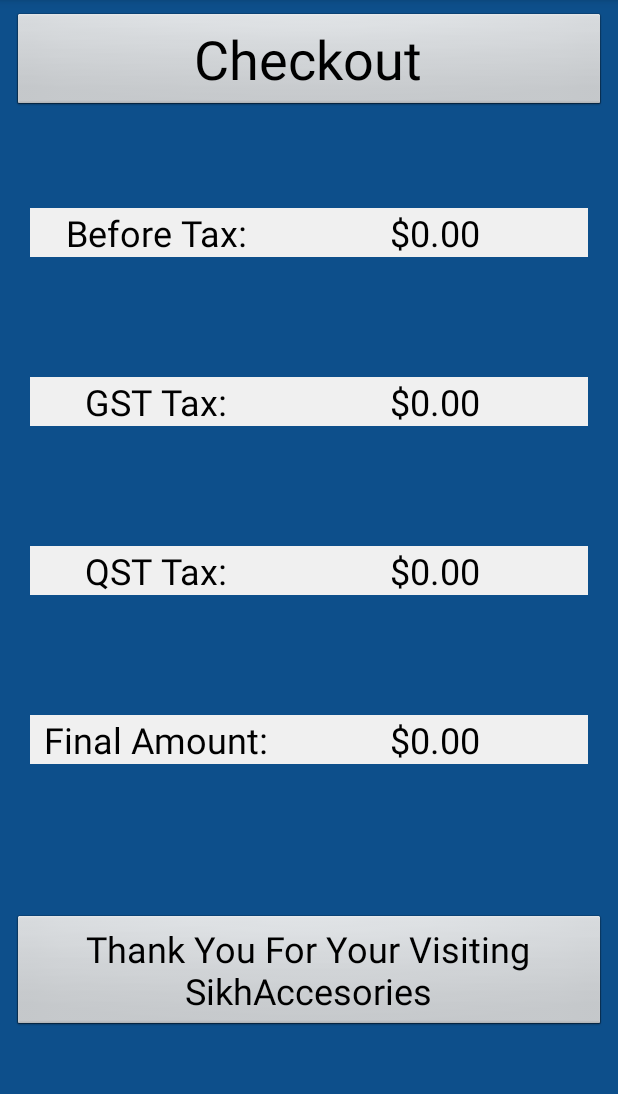
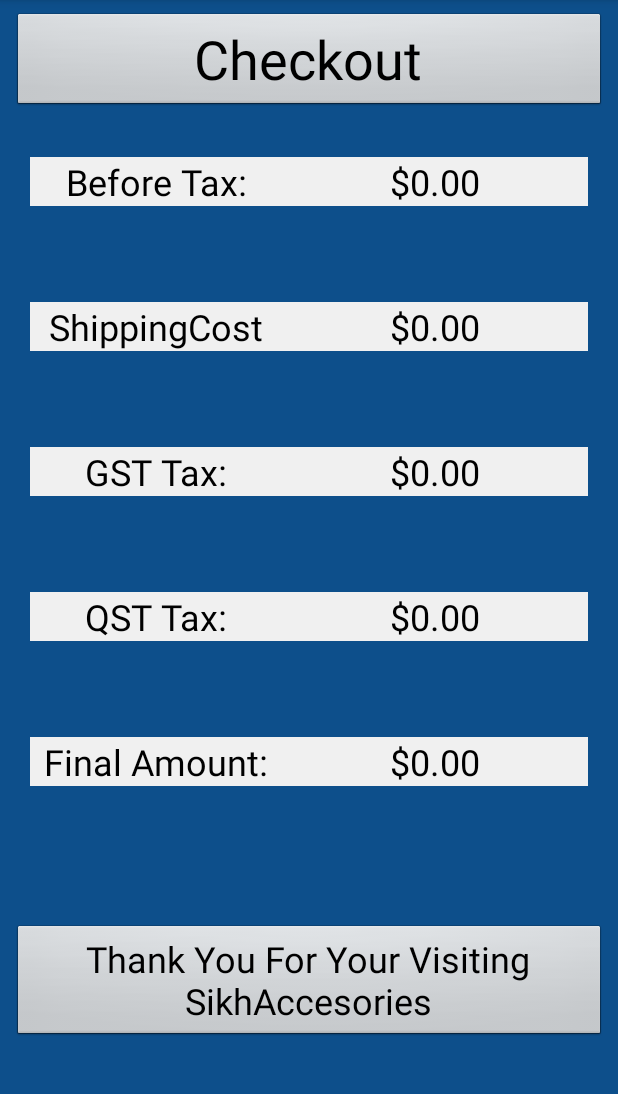
Before and after one commit to JassMTL/SinghNicerShop, an Android app: the CheckoutActivity screen opened directly, with no data from a screen before it, on a phone screen of 412 x 824 dp, the part 84-1178 px from its top. Run offline under Robolectric (Android 15) with nearby library versions, the phone set to English and light mode, and no system bars.

Commit message:
Finished with checkout. NEED TO FINISH IMPLETING THE MENU

```diff
--- a/app/src/main/java/com/example/singhnicershop/CheckoutActivity.java
+++ b/app/src/main/java/com/example/singhnicershop/CheckoutActivity.java
@@ -12,6 +12,7 @@ public class CheckoutActivity extends AppCompatActivity {
     private TextView showGst;
     private TextView showQst;
     private TextView showFinalPrice;
+    private TextView showShipping;
     @Override
     protected void onCreate(Bundle savedInstanceState) {
         super.onCreate(savedInstanceState);
@@ -21,8 +22,6 @@ public class CheckoutActivity extends AppCompatActivity {
 
         double subtotal = intent.getDoubleExtra(MenuActivity.SUBTOTALTAG,0);
         double shipping = intent.getDoubleExtra(MenuActivity.SHIPPINGTAG,0);
-        //String subtotalStr = intent.getStringExtra(MenuActivity.SUBTOTALTAG,0);
-        //String shippingStr =intent.getStringExtra(MenuActivity.SHIPPINGTAG);
 
         Log.d("subtotal",""+subtotal);
         showTax(subtotal,shipping);
@@ -33,14 +32,18 @@ public class CheckoutActivity extends AppCompatActivity {
         showGst = (TextView) findViewById(R.id.valGst);
         showQst = (TextView) findViewById(R.id.valQst);
         showFinalPrice = (TextView) findViewById(R.id.valFinal);
+        showShipping = (TextView) findViewById(R.id.valShipping);
 
-        double valueGst = subtotal * 0.05;
-        double valueQst = subtotal * 0.09975;
-        double finalPrice = subtotal + valueGst + valueQst;
+        //subtotal +=shipping;
+        double finalSubtotal = subtotal + shipping;
+        double valueGst = finalSubtotal * 0.05;
+        double valueQst = finalSubtotal * 0.09975;
+        double finalPrice = finalSubtotal + valueGst + valueQst;
 
         showSubtotal.setText(String.format("$%.2f",subtotal));
         showGst.setText(String.format("$%.2f",valueGst));
         showQst.setText(String.format("$%.2f",valueQst));
         showFinalPrice.setText(String.format("$%.2f",finalPrice));
+        showShipping.setText(String.format("$%.2f",shipping));
     }
 }
--- a/app/src/main/java/com/example/singhnicershop/MenuActivity.java
+++ b/app/src/main/java/com/example/singhnicershop/MenuActivity.java
@@ -27,10 +27,12 @@ public class MenuActivity extends AppCompatActivity {
     private final LinkedList<ShoppingItems> mList = new LinkedList<>();
     private RecyclerView mRecyclerView;
     private ProductAdapter mAdapter;
-    double shippingCost = 0;
+    double shippingCost;
     @Override
     protected void onCreate(Bundle savedInstanceState) {
         super.onCreate(savedInstanceState);
+
+        shippingCost = 0;
         setContentView(R.layout.activity_menu);
         Toolbar toolbar = findViewById(R.id.toolbar);
         setSupportActionBar(toolbar);
@@ -54,9 +56,9 @@ public class MenuActivity extends AppCompatActivity {
                         switch (position){
                             case 0: shippingCost += 50;
                             break;
-                            case 1: shippingCost += 50;
+                            case 1: shippingCost += 10;
                             break;
-                            case 2: shippingCost += 50;
+                            case 2: shippingCost += 0;
                             break;
 
                         }
@@ -132,7 +134,7 @@ public class MenuActivity extends AppCompatActivity {
             totalSubtotal += Double.parseDouble(mList.get(i).getSubtotal());
         }
         Intent intent = new Intent(this, CheckoutActivity.class);
-        Log.d("lenght",""+totalSubtotal);
+        Log.d("lenght",""+shippingCost);
 
         intent.putExtra(SHIPPINGTAG, shippingCost);
         intent.putExtra(SUBTOTALTAG, totalSubtotal);
--- a/app/src/main/java/com/example/singhnicershop/ProductAdapter.java
+++ b/app/src/main/java/com/example/singhnicershop/ProductAdapter.java
@@ -66,30 +66,26 @@ public class ProductAdapter extends RecyclerView.Adapter<ProductAdapter.ProductV
         Button increase;
         Button decrease;
         CardView cardView;
-        int mPosition = getLayoutPosition();
-        //String element = mdata.get(mPosition);
+        //int mPosition = getLayoutPosition();
+        int mPosition;
 
         public ProductViewHolder(@NonNull View itemView, ProductAdapter adapter) {
             super(itemView);
             this.mAdapter = adapter;
 
             cardView = itemView.findViewById(R.id.cardView);
-
             title_textView = itemView.findViewById(R.id.title_textview);
             price_textView = itemView.findViewById(R.id.price_textview);
             description_textView = itemView.findViewById(R.id.description);
             quantity_textView = itemView.findViewById(R.id.amount);
             image = itemView.findViewById(R.id.pictureView);
             subtotal_textView = itemView.findViewById(R.id.subtotal);
-
             increase = itemView.findViewById(R.id.increaseButton);
             decrease = itemView.findViewById(R.id.decreaseButton);
-
-
+            int mPosition = getLayoutPosition();
 
             increase.setOnClickListener(this);
             decrease.setOnClickListener(this);
-            //itemView.setOnClickListener(this);
         }
 
         @Override
@@ -103,12 +99,12 @@ public class ProductAdapter extends RecyclerView.Adapter<ProductAdapter.ProductV
             switch (v.getId()){
                 case R.id.increaseButton:
                     quantity++;
-                    Log.d(TAG,"Increased pressed");
+                    Log.d(TAG,"Increase pressed, "+sample.getTitle() +", "+ sample.getPrice());
                     break;
                 case R.id.decreaseButton:
                     if(quantity > 0)
                         quantity--;
-                    Log.d(TAG,"Decrease pressed");
+                    Log.d(TAG,"Decrease pressed, "+sample.getTitle() +", "+ sample.getPrice());
                     break;
             }
 
--- a/app/src/main/res/layout/activity_checkout.xml
+++ b/app/src/main/res/layout/activity_checkout.xml
@@ -12,7 +12,7 @@
         android:layout_width="168dp"
         android:layout_height="wrap_content"
         android:layout_marginStart="20dp"
-        android:layout_marginTop="80dp"
+        android:layout_marginTop="64dp"
         android:background="#F0F0F0"
         android:ems="10"
         android:text="@string/gst_tax"
@@ -22,14 +22,14 @@
         app:layout_constraintEnd_toEndOf="parent"
         app:layout_constraintHorizontal_bias="0.0"
         app:layout_constraintStart_toStartOf="parent"
-        app:layout_constraintTop_toBottomOf="@+id/strBeforeTax" />
+        app:layout_constraintTop_toBottomOf="@+id/strPlusShipping" />
 
     <TextView
         android:id="@+id/strFinal"
         android:layout_width="168dp"
         android:layout_height="wrap_content"
         android:layout_marginStart="20dp"
-        android:layout_marginTop="80dp"
+        android:layout_marginTop="64dp"
         android:background="#F0F0F0"
         android:ems="10"
         android:text="@string/final_amount"
@@ -46,7 +46,7 @@
         android:layout_width="168dp"
         android:layout_height="wrap_content"
         android:layout_marginStart="20dp"
-        android:layout_marginTop="64dp"
+        android:layout_marginTop="30dp"
         android:background="#F0F0F0"
         android:ems="10"
         android:text="@string/before_tax"
@@ -57,6 +57,23 @@
         app:layout_constraintHorizontal_bias="0.0"
         app:layout_constraintStart_toStartOf="parent"
         app:layout_constraintTop_toBottomOf="@+id/checkoutMessage" />
+
+    <TextView
+        android:id="@+id/strPlusShipping"
+        android:layout_width="168dp"
+        android:layout_height="wrap_content"
+        android:layout_marginStart="20dp"
+        android:layout_marginTop="64dp"
+        android:background="#F0F0F0"
+        android:ems="10"
+        android:text="@string/shippingcost"
+        android:textAlignment="center"
+        android:textColor="@android:color/black"
+        android:textSize="24sp"
+        app:layout_constraintEnd_toEndOf="parent"
+        app:layout_constraintHorizontal_bias="0.0"
+        app:layout_constraintStart_toStartOf="parent"
+        app:layout_constraintTop_toBottomOf="@+id/strBeforeTax" />
 
     <TextView
         android:id="@+id/checkoutMessage"
@@ -98,7 +115,7 @@
         android:layout_width="168dp"
         android:layout_height="wrap_content"
         android:layout_marginStart="20dp"
-        android:layout_marginTop="80dp"
+        android:layout_marginTop="64dp"
         android:background="#F0F0F0"
         android:ems="10"
         android:text="@string/qst_tax"
@@ -114,7 +131,7 @@
         android:id="@+id/valBeforeTax"
         android:layout_width="0dp"
         android:layout_height="wrap_content"
-        android:layout_marginTop="64dp"
+        android:layout_marginTop="30dp"
         android:layout_marginEnd="20dp"
         android:background="#F0F0F0"
         android:text="@string/defaultNum"
@@ -127,10 +144,26 @@
         app:layout_constraintTop_toBottomOf="@+id/checkoutMessage" />
 
     <TextView
+        android:id="@+id/valShipping"
+        android:layout_width="0dp"
+        android:layout_height="wrap_content"
+        android:layout_marginTop="64dp"
+        android:layout_marginEnd="20dp"
+        android:background="#F0F0F0"
+        android:text="@string/defaultNum"
+        android:textAlignment="center"
+        android:textColor="@android:color/black"
+        android:textSize="24sp"
+        app:layout_constraintEnd_toEndOf="parent"
+        app:layout_constraintHorizontal_bias="0.0"
+        app:layout_constraintStart_toEndOf="@+id/strBeforeTax"
+        app:layout_constraintTop_toBottomOf="@+id/valBeforeTax" />
+
+    <TextView
         android:id="@+id/valGst"
         android:layout_width="0dp"
         android:layout_height="wrap_content"
-        android:layout_marginTop="80dp"
+        android:layout_marginTop="64dp"
         android:layout_marginEnd="20dp"
         android:background="#F0F0F0"
         android:text="@string/defaultNum"
@@ -139,13 +172,13 @@
         android:textSize="24sp"
         app:layout_constraintEnd_toEndOf="parent"
         app:layout_constraintStart_toEndOf="@+id/strGst"
-        app:layout_constraintTop_toBottomOf="@+id/valBeforeTax" />
+        app:layout_constraintTop_toBottomOf="@+id/valShipping" />
 
     <TextView
         android:id="@+id/valQst"
         android:layout_width="0dp"
         android:layout_height="wrap_content"
-        android:layout_marginTop="80dp"
+        android:layout_marginTop="64dp"
         android:layout_marginEnd="20dp"
         android:background="#F0F0F0"
         android:text="@string/defaultNum"
@@ -160,7 +193,7 @@
         android:id="@+id/valFinal"
         android:layout_width="0dp"
         android:layout_height="wrap_content"
-        android:layout_marginTop="80dp"
+        android:layout_marginTop="64dp"
         android:layout_marginEnd="20dp"
         android:background="#F0F0F0"
         android:text="@string/defaultNum"
--- a/app/src/main/res/values/strings.xml
+++ b/app/src/main/res/values/strings.xml
@@ -26,4 +26,5 @@
     <string name="descriptionKirpan">Kirpan is a small dagger worn by baptised Sikh men and women. This particle kirpan is personized with a matt black finish.</string>
     <string name="descriptionPendant">This Pendant is not a religious item. It is an ornament wit the chrest of the Khalsa.The chain s ajustible</string>
     <string name="title_activity_menu">MenuActivity</string>
+    <string name="shippingcost">ShippingCost</string>
 </resources>
```
